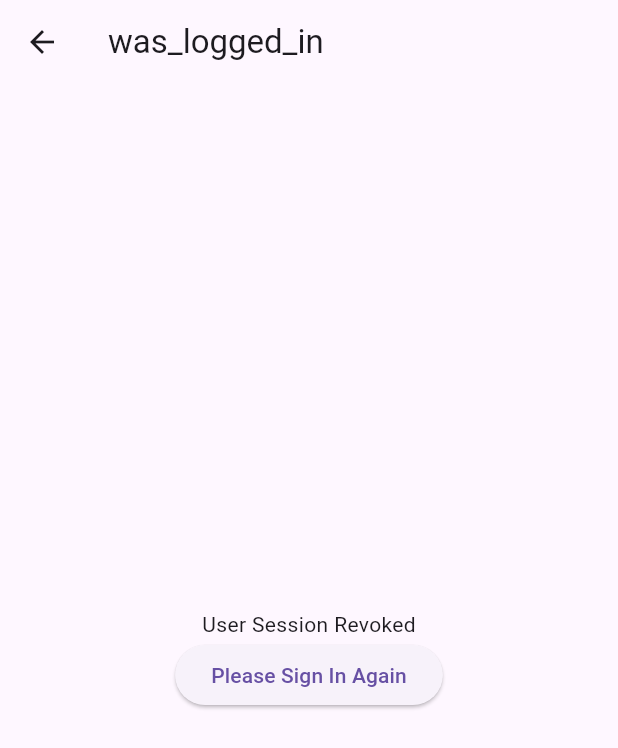
After one commit to WebbPulse/WebbPulse-Inventory-Management, a Flutter app: the UserSessionRevokedView screen opened directly, on a phone screen of 412 x 824 dp. The commit adds this screen. Shown: the top 748 px of the screen. Run offline on Flutter 3.47's test engine with Material 3 defaults, Android fonts, the phone set to English and light mode, and no system bars; our stand-ins replace cloud_firestore, cloud_functions, firebase_auth, firebase_core; missing offline and left inert: firebase_ui_auth; accounts and stored records are empty.

Commit message:
automatically revoke sessions upon role grant

```diff
--- a/hosting/lib/src/apps/authed/views/profile_view.dart
+++ b/hosting/lib/src/apps/authed/views/profile_view.dart
@@ -86,6 +86,10 @@ class ProfileView extends StatelessWidget {
                       );
                     },
                   ),
+                  SignedOutAction( (context)
+                  {
+                    authenticationChangeNotifier.setUserWasLoggedIn(false);
+                  }),
                 ],
                 providers: [
                   EmailAuthProvider(),
--- /dev/null
+++ b/hosting/lib/src/apps/nonAuthed/views/user_session_revoked_view.dart
@@ -0,0 +1,38 @@
+import 'package:flutter/material.dart';
+import 'package:provider/provider.dart';
+import 'package:webbcheck/src/apps/nonAuthed/views/landing_view.dart';
+
+import '../../../shared/providers/authenticationChangeNotifier.dart';
+
+
+class UserSessionRevokedView extends StatelessWidget {
+  const UserSessionRevokedView({super.key});
+
+  static const routeName = '/user_session_revoked';
+
+  @override
+  Widget build(BuildContext context) {
+    return Scaffold(
+      appBar: AppBar(title: const Text('was_logged_in')),
+      body: Center(
+        child: Consumer<AuthenticationChangeNotifier>(
+          builder: (context, authenticationChangeNotifier, child) => Center(
+              child: Column(
+                mainAxisAlignment: MainAxisAlignment.center,
+                children: <Widget>[
+                  Text('User Session Revoked'),
+                  ElevatedButton(
+                    onPressed: () {
+                      authenticationChangeNotifier.setUserWasLoggedIn(false);
+                      Navigator.pop(context);
+                      Navigator.pushNamed(context, LandingView.routeName);
+                    },
+                    child: const Text('Please Sign In Again'),
+                  ),
+                ],
+              )),
+        ),
+      ),
+    );
+  }
+}
--- a/hosting/lib/src/shared/providers/authenticationChangeNotifier.dart
+++ b/hosting/lib/src/shared/providers/authenticationChangeNotifier.dart
@@ -7,6 +7,13 @@ class AuthenticationChangeNotifier extends ChangeNotifier {
   AuthenticationChangeNotifier() {
     init();
   }
+  void setUserWasLoggedIn(bool value) {
+    _userWasLoggedIn = value;
+    notifyListeners();
+  }
+
+  bool _userWasLoggedIn = false; // Track if the user was logged in previously
+  bool get userWasLoggedIn => _userWasLoggedIn;
 
   bool _userLoggedIn = false;
   bool get userLoggedIn => _userLoggedIn;
@@ -29,20 +36,37 @@ class AuthenticationChangeNotifier extends ChangeNotifier {
     ]);
 
     FirebaseAuth.instance.authStateChanges().listen((user) {
-      if (user != null) {
-        _userLoggedIn = true;
-        _uid = user.uid;
-        _userEmail = user.email;
-        _userVerified = user.emailVerified;
-        _userDisplayName = user.displayName;
-      } else {
+      /// user IS NOT logged and
+      /// WAS logged in previously
+      if (user == null && _userWasLoggedIn) {
         _userLoggedIn = false;
         _uid = null;
         _userEmail = null;
         _userVerified = false;
         _userDisplayName = null;
       }
+      /// user IS logged in
+      else if (user != null) {
+        _userLoggedIn = true;
+        _uid = user.uid;
+        _userEmail = user.email;
+        _userVerified = user.emailVerified;
+        _userDisplayName = user.displayName;
+        _userWasLoggedIn = true; /// mark the user as having been logged in previously
+      }
+      /// user IS NOT logged in and
+      /// WAS NOT logged in previously
+      else {
+        _userLoggedIn = false;
+        _uid = null;
+        _userEmail = null;
+        _userVerified = false;
+        _userDisplayName = null;
+      }
+
+      print('User was logged in: $_userWasLoggedIn');
       notifyListeners();
     });
   }
+
 }
```
Also changed, not shown: hosting/lib/src/apps/nonAuthed/nonAuthedApp.dart (+9 -3 lines), hosting/lib/src/apps/authed/authedApp.dart (line endings or trailing spaces), 1 other file.
